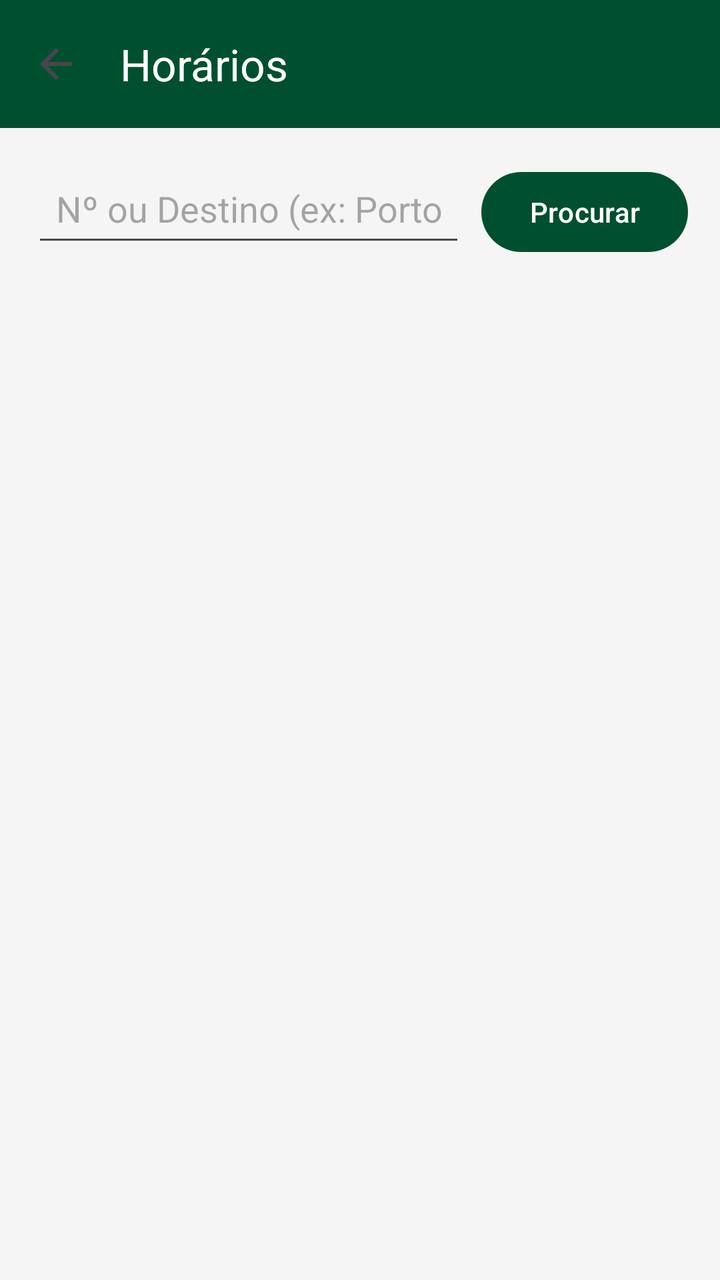
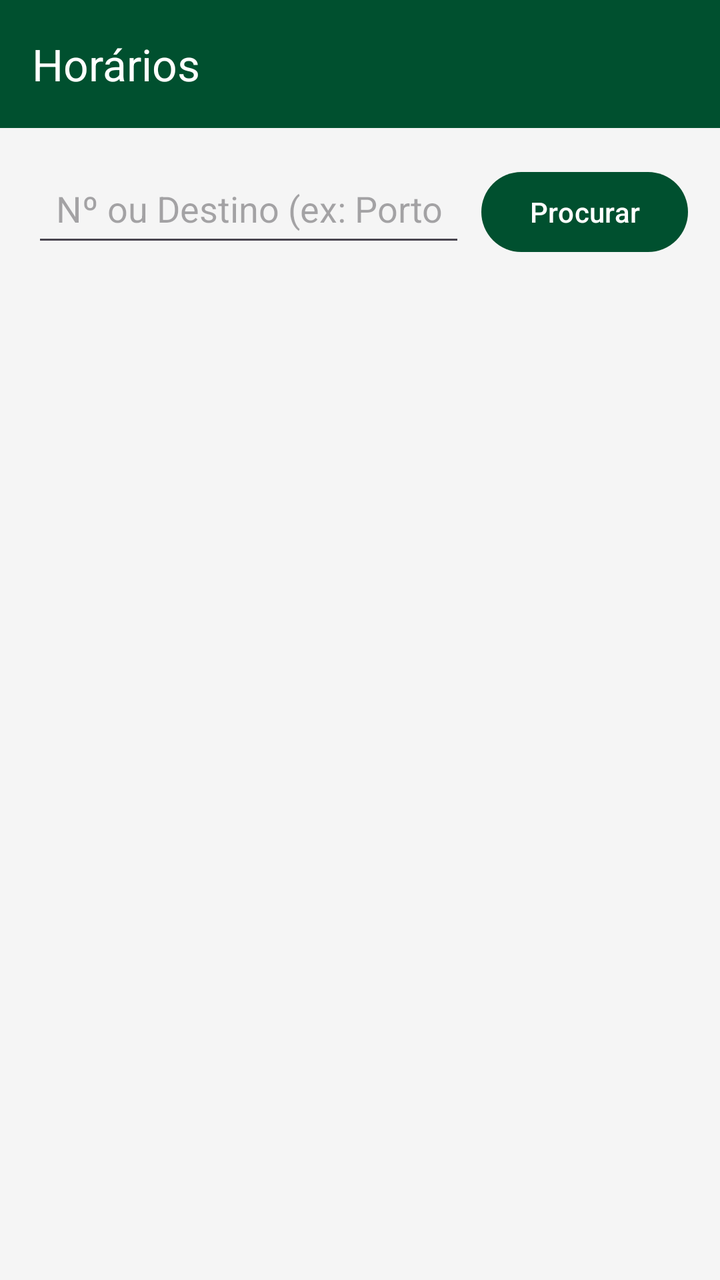

Two renders of the same Android screen: before a commit and after it. Below are the layout's source before the change and the commit's diff.
<!-- AndroidManifest.xml: application theme Theme.GuiaEstacoesFerroviarias -->
<!-- res/layout/activity_horarios.xml -->
<?xml version="1.0" encoding="utf-8"?>
<LinearLayout xmlns:android="http://schemas.android.com/apk/res/android"
    xmlns:app="http://schemas.android.com/apk/res-auto"
    android:layout_width="match_parent"
    android:layout_height="match_parent"
    android:orientation="vertical"
    android:background="#F5F5F5"
    android:fitsSystemWindows="true">

    <androidx.appcompat.widget.Toolbar
        android:id="@+id/toolbarHorarios"
        android:layout_width="match_parent"
        android:layout_height="?attr/actionBarSize"
        android:background="?attr/colorPrimary"
        app:title="Horários"
        app:titleTextColor="#FFFFFF"
        app:navigationIcon="?attr/homeAsUpIndicator" />

    <LinearLayout
        android:layout_width="match_parent"
        android:layout_height="wrap_content"
        android:orientation="horizontal"
        android:padding="16dp">

        <EditText
            android:id="@+id/etNumeroComboio"
            android:layout_width="0dp"
            android:layout_height="wrap_content"
            android:layout_weight="1"
            android:hint="Nº ou Destino (ex: Porto)"
            android:inputType="textCapWords"
            android:padding="12dp"
            android:textColor="#000000"
            android:minHeight="48dp" />

        <Button
            android:id="@+id/btnPesquisar"
            android:layout_width="wrap_content"
            android:layout_height="wrap_content"
            android:layout_marginStart="8dp"
            android:text="Procurar" />
    </LinearLayout>

    <androidx.recyclerview.widget.RecyclerView
        android:id="@+id/recyclerViewHorarios"
        android:layout_width="match_parent"
        android:layout_height="match_parent"
        android:clipToPadding="false"
        android:paddingHorizontal="16dp"/>

</LinearLayout>
<!-- resources referenced by this layout -->
<resources>
  <style name="Theme.GuiaEstacoesFerroviarias" parent="Base.Theme.GuiaEstacoesFerroviarias" />
  <style name="Base.Theme.GuiaEstacoesFerroviarias" parent="Theme.Material3.DayNight.NoActionBar">
          <item name="colorPrimary">#00502F</item> </style>
</resources>

<!-- the commit's change to res/layout/activity_horarios.xml (unified diff, before → after) -->
@@ -10,11 +10,11 @@
     <androidx.appcompat.widget.Toolbar
         android:id="@+id/toolbarHorarios"
         android:layout_width="match_parent"
-        android:layout_height="?attr/actionBarSize"
-        android:background="?attr/colorPrimary"
+        android:layout_height="wrap_content"
+        android:minHeight="?attr/actionBarSize"
+        android:background="#00502F"
         app:title="Horários"
-        app:titleTextColor="#FFFFFF"
-        app:navigationIcon="?attr/homeAsUpIndicator" />
+        app:titleTextColor="#FFFFFF" />
 
     <LinearLayout
         android:layout_width="match_parent"
<!-- resource entries referenced after the edit -->
@@ -2,6 +2,7 @@
 <resources>
   <style name="Theme.GuiaEstacoesFerroviarias" parent="Base.Theme.GuiaEstacoesFerroviarias" />
   <style name="Base.Theme.GuiaEstacoesFerroviarias" parent="Theme.Material3.DayNight.NoActionBar">
-          <item name="colorPrimary">#00502F</item> </style>
+          <item name="colorPrimary">#00502F</item>
+      </style>
 </resources>
 
